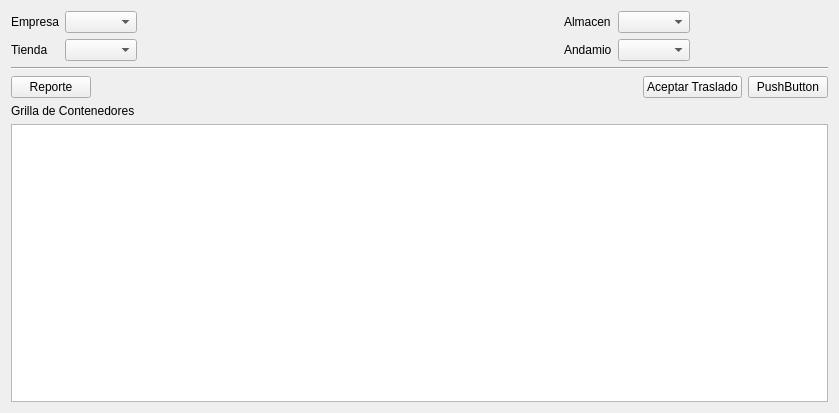
Above: vitrina/ui_almacen.ui from rodety/Jireh before the change. Below: the same form after it.
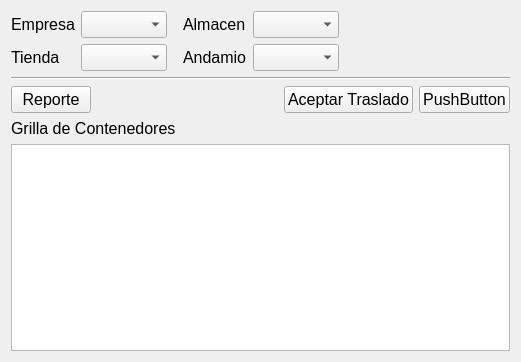
That is the form after the change. Icons and pictures are not drawn.

Diff of the .ui file:
```diff
--- a/vitrina/ui_almacen.ui
+++ b/vitrina/ui_almacen.ui
@@ -6,10 +6,15 @@
    <rect>
     <x>0</x>
     <y>0</y>
-    <width>839</width>
-    <height>413</height>
+    <width>521</width>
+    <height>362</height>
    </rect>
   </property>
+  <property name="font">
+   <font>
+    <pointsize>12</pointsize>
+   </font>
+  </property>
   <property name="windowTitle">
    <string>Form</string>
   </property>
```
